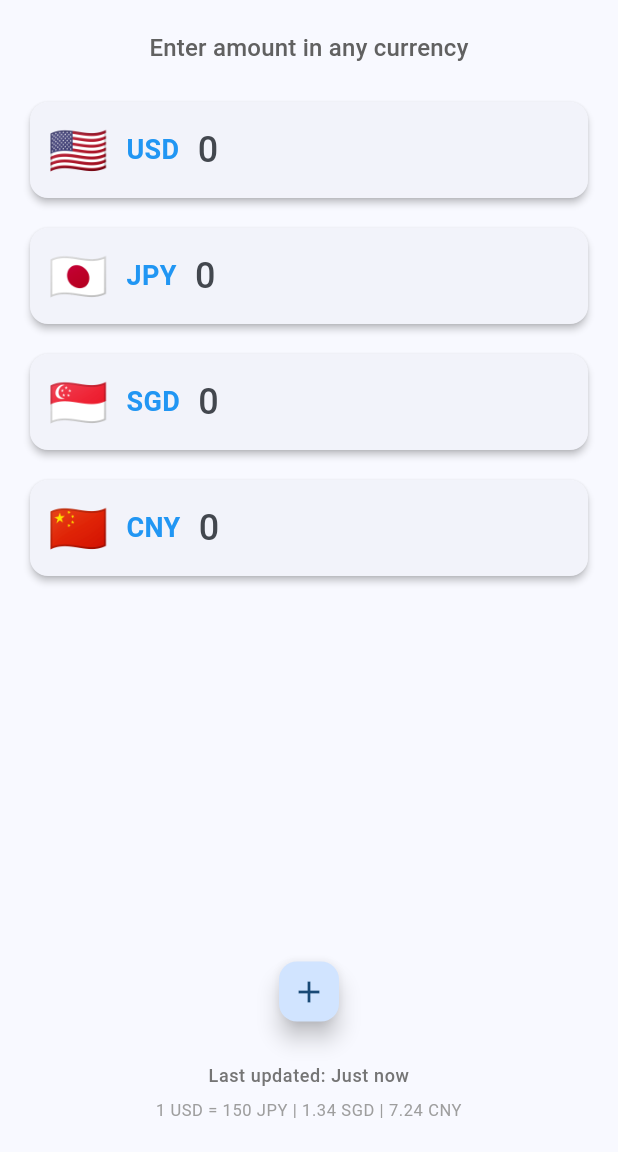
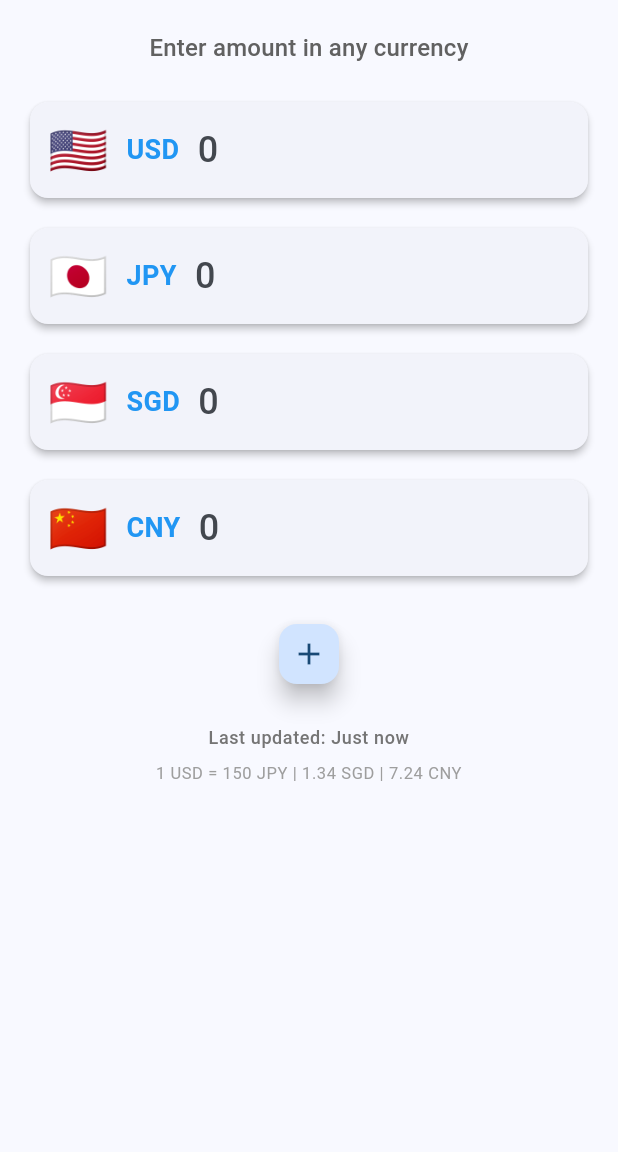
Before and after one commit to jzhu36/currency_exchange, a Flutter app: the screen it shows after launch, on a phone screen of 412 x 824 dp, the part 84-1236 px from its top. Run offline on Flutter 3.47's test engine with Material 3 defaults, Android fonts, the phone set to English and light mode, and no system bars; our stand-ins replace shared_preferences.

Commit message:
Major improvements: Layout, limits, and UX enhancements
- Add 20 currency maximum limit with warning message
- Remove success SnackBars for add/remove operations (cleaner UX)
- Move + button and rate info into scrollable footer
- Fix layout: content scrolls naturally, keyboard doesn't hide currencies
- Preserve currency values when adding new currency
- Footer (+ button, update time, rates) now part of ReorderableListView
- Better handling of many currencies - can scroll to see footer
- Use ReorderableListView with footer for better touch handling on physical devices

Fixes:
- Currency conversion now works correctly when adding new currencies
- Keyboard overlay no longer blocks currency fields
- Touch/gesture handling works properly on physical devices
- Bottom content stays in scrollable area, not fixed at bottom

```diff
--- a/lib/screens/converter_screen.dart
+++ b/lib/screens/converter_screen.dart
@@ -8,15 +8,6 @@ import 'package:intl/intl.dart';
 import 'add_currency_screen.dart';
 
 /// Main screen for currency conversion.
-///
-/// Features:
-/// - Dynamic currency list from user preferences
-/// - Real-time conversion as user types
-/// - Drag to reorder currencies (long press)
-/// - Drag to delete (drop on recycle bin)
-/// - Add currency button
-/// - Automatic daily rate updates with 24-hour cache
-/// - Display of last update time
 class ConverterScreen extends StatefulWidget {
   const ConverterScreen({super.key});
 
@@ -25,22 +16,13 @@ class ConverterScreen extends StatefulWidget {
 }
 
 class _ConverterScreenState extends State<ConverterScreen> {
-  // Dynamic currency management
   List<String> _currencies = [];
   Map<String, TextEditingController> _controllers = {};
   Map<String, FocusNode> _focusNodes = {};
-
-  // Track which currency was last edited by the user
   String _lastEditedCurrency = '';
-
-  // Flag to prevent circular updates
   bool _isUpdating = false;
-
-  // Exchange rate data
   DateTime? _lastUpdateTime;
   bool _isLoading = true;
-
-  // Drag and delete state
   bool _isDragging = false;
   String? _draggingCurrency;
 
@@ -50,27 +32,21 @@ class _ConverterScreenState extends State<ConverterScreen> {
     _initializeApp();
   }
 
-  /// Initialize app data.
   Future<void> _initializeApp() async {
     await _loadCurrencies();
     await _loadExchangeRates();
   }
 
-  /// Load user's selected currencies.
   Future<void> _loadCurrencies() async {
     final currencies = await CurrencyPreferencesService.getSelectedCurrencies();
     setState(() {
       _currencies = currencies;
       _setupControllersAndFocusNodes();
     });
-
-    // After loading currencies, update all fields based on existing values
     _updateAllFieldsFromExisting();
   }
 
-  /// Update all fields based on the first non-empty field.
   void _updateAllFieldsFromExisting() {
-    // Find first currency with a value
     for (final currency in _currencies) {
       final controller = _controllers[currency];
       if (controller != null && controller.text.isNotEmpty) {
@@ -84,9 +60,12 @@ class _ConverterScreenState extends State<ConverterScreen> {
     }
   }
 
-  /// Set up controllers and focus nodes for all currencies.
   void _setupControllersAndFocusNodes() {
-    // Clean up old controllers and focus nodes
+    final Map<String, String> existingValues = {};
+    for (var entry in _controllers.entries) {
+      existingValues[entry.key] = entry.value.text;
+    }
+
     for (var controller in _controllers.values) {
       controller.dispose();
     }
@@ -97,10 +76,13 @@ class _ConverterScreenState extends State<ConverterScreen> {
     _controllers.clear();
     _focusNodes.clear();
 
-    // Create new controllers and focus nodes
     for (final currency in _currencies) {
       final controller = TextEditingController();
       final focusNode = FocusNode();
+
+      if (existingValues.containsKey(currency)) {
+        controller.text = existingValues[currency]!;
+      }
 
       controller.addListener(() => _onAmountChanged(currency));
       focusNode.addListener(() {
@@ -112,7 +94,6 @@ class _ConverterScreenState extends State<ConverterScreen> {
     }
   }
 
-  /// Load exchange rates from service.
   Future<void> _loadExchangeRates() async {
     try {
       final data = await ExchangeRateService.getRates();
@@ -133,23 +114,18 @@ class _ConverterScreenState extends State<ConverterScreen> {
 
   @override
   void dispose() {
-    // Clean up controllers and focus nodes
     for (var controller in _controllers.values) {
       controller.dispose();
     }
     for (var focusNode in _focusNodes.values) {
       focusNode.dispose();
     }
-
     super.dispose();
   }
 
-  /// Called when any currency field's text changes.
   void _onAmountChanged(String currency) {
-    // Prevent recursive updates
     if (_isUpdating) return;
 
-    // Only update if this is the currency the user is actually editing
     if (_lastEditedCurrency == currency) {
       _isUpdating = true;
 
@@ -159,20 +135,14 @@ class _ConverterScreenState extends State<ConverterScreen> {
 
         final text = controller.text;
 
-        // If empty, clear all other fields
         if (text.isEmpty) {
           _clearAllExcept(currency);
           return;
         }
 
-        // Parse the amount
         final amount = double.tryParse(text);
-        if (amount == null) {
-          // Invalid number, don't update other fields
-          return;
-        }
+        if (amount == null) return;
 
-        // Update all other fields with converted amounts
         _updateOtherFields(currency, amount);
       } finally {
         _isUpdating = false;
@@ -180,7 +150,6 @@ class _ConverterScreenState extends State<ConverterScreen> {
     }
   }
 
-  /// Clears all fields except the specified currency.
   void _clearAllExcept(String exceptCurrency) {
     for (final currency in _currencies) {
       if (currency != exceptCurrency) {
@@ -195,26 +164,22 @@ class _ConverterScreenState extends State<ConverterScreen> {
     }
   }
 
-  /// Updates all currency fields except the source currency.
   void _updateOtherFields(String sourceCurrency, double amount) {
     for (final targetCurrency in _currencies) {
       if (targetCurrency == sourceCurrency) continue;
 
       try {
-        // Convert the amount to the target currency
         final convertedAmount = CurrencyConverter.convert(
           amount,
           sourceCurrency,
           targetCurrency,
         );
 
-        // Format according to currency rules
         final formatted = CurrencyConverter.formatAmount(
           convertedAmount,
           targetCurrency,
         );
 
-        // Update the controller without triggering its listener
         final controller = _controllers[targetCurrency];
         if (controller != null) {
           controller.value = controller.value.copyWith(
@@ -223,13 +188,11 @@ class _ConverterScreenState extends State<ConverterScreen> {
           );
         }
       } catch (e) {
-        // Currency conversion failed - skip this currency
         print('Failed to convert $sourceCurrency to $targetCurrency: $e');
       }
     }
   }
 
-  /// Handle currency reordering.
   void _onReorder(int oldIndex, int newIndex) async {
     setState(() {
       if (oldIndex < newIndex) {
@@ -238,51 +201,35 @@ class _ConverterScreenState extends State<ConverterScreen> {
       final currency = _currencies.removeAt(oldIndex);
       _currencies.insert(newIndex, currency);
     });
-
-    // Save to preferences
     await CurrencyPreferencesService.saveSelectedCurrencies(_currencies);
   }
 
-  /// Handle currency deletion (dropped on delete zone).
   Future<void> _onCurrencyDeleted(String currency) async {
     final success = await CurrencyPreferencesService.removeCurrency(currency);
 
     if (success) {
-      // Remove from local list
       setState(() {
         _currencies.remove(currency);
-
-        // Clean up controller and focus node
         _controllers[currency]?.dispose();
         _controllers.remove(currency);
         _focusNodes[currency]?.dispose();
         _focusNodes.remove(currency);
       });
-
-      if (mounted) {
-        ScaffoldMessenger.of(context).showSnackBar(
-          SnackBar(
-            content: Text('$currency removed'),
-            duration: const Duration(seconds: 2),
-            backgroundColor: Colors.orange[700],
-          ),
-        );
-      }
-    } else {
-      if (mounted) {
-        ScaffoldMessenger.of(context).showSnackBar(
-          const SnackBar(
-            content: Text('Cannot remove last currency'),
-            duration: Duration(seconds: 2),
-            backgroundColor: Colors.red,
-          ),
-        );
-      }
     }
   }
 
-  /// Navigate to add currency screen.
   Future<void> _navigateToAddCurrency() async {
+    if (_currencies.length >= 20) {
+      ScaffoldMessenger.of(context).showSnackBar(
+        const SnackBar(
+          content: Text('Maximum 20 currencies allowed'),
+          duration: Duration(seconds: 2),
+          backgroundColor: Colors.orange,
+        ),
+      );
+      return;
+    }
+
     final result = await Navigator.of(context).push<String>(
       MaterialPageRoute(
         builder: (context) => const AddCurrencyScreen(),
@@ -290,25 +237,11 @@ class _ConverterScreenState extends State<ConverterScreen> {
     );
 
     if (result != null) {
-      // Currency was added, reload the list
       await _loadCurrencies();
-
-      // Reload rates to ensure we have the rate for the new currency
       await _loadExchangeRates();
-
-      if (mounted) {
-        ScaffoldMessenger.of(context).showSnackBar(
-          SnackBar(
-            content: Text('$result added'),
-            duration: const Duration(seconds: 2),
-            backgroundColor: Colors.green[700],
-          ),
-        );
-      }
     }
   }
 
-  /// Format the last update time.
   String _formatUpdateTime(DateTime? time) {
     if (time == null) return 'Never';
 
@@ -339,12 +272,9 @@ class _ConverterScreenState extends State<ConverterScreen> {
           ? const Center(child: CircularProgressIndicator())
           : Stack(
               children: [
-                // Main content
                 Column(
                   children: [
                     const SizedBox(height: 20),
-
-                    // Header text
                     Padding(
                       padding: const EdgeInsets.symmetric(horizontal: 16.0),
                       child: Text(
@@ -355,19 +285,68 @@ class _ConverterScreenState extends State<ConverterScreen> {
                         textAlign: TextAlign.center,
                       ),
                     ),
-
                     const SizedBox(height: 20),
 
-                    // Currency list with reordering
-                    Expanded(
-                      child: Column(
-                        children: [
                     Expanded(
                       child: ReorderableListView.builder(
-                              padding: const EdgeInsets.symmetric(horizontal: 16.0),
-                              itemCount: _currencies.length,
+                        padding: const EdgeInsets.fromLTRB(16, 0, 16, 16),
+                        buildDefaultDragHandles: false,
+                        itemCount: _currencies.length + 1,
                         onReorder: _onReorder,
+                        footer: Column(
+                          key: const ValueKey('footer'),
+                          children: [
+                            const SizedBox(height: 12),
+                            Center(
+                              child: FloatingActionButton(
+                                onPressed: _navigateToAddCurrency,
+                                mini: true,
+                                heroTag: null,
+                                child: const Icon(Icons.add),
+                              ),
+                            ),
+                            const SizedBox(height: 24),
+                            Text(
+                              'Last updated: ${_formatUpdateTime(_lastUpdateTime)}',
+                              style: Theme.of(context).textTheme.bodySmall?.copyWith(
+                                    color: Colors.grey[600],
+                                    fontWeight: FontWeight.w500,
+                                  ),
+                              textAlign: TextAlign.center,
+                            ),
+                            const SizedBox(height: 8),
+                            Builder(
+                              builder: (context) {
+                                final rates = CurrencyConverter.getRates();
+                                final usdRate = rates['USD'] ?? 1.0;
+                                final rateTexts = _currencies.where((c) => c != 'USD').map((c) {
+                                  final rate = rates[c];
+                                  if (rate != null) {
+                                    final decimals = CurrencyData.getDecimalPlaces(c);
+                                    return '${(rate / usdRate).toStringAsFixed(decimals)} $c';
+                                  }
+                                  return '';
+                                }).where((s) => s.isNotEmpty).join(' | ');
+                                return Text(
+                                  rateTexts.isEmpty ? '1 USD = Base currency' : '1 USD = $rateTexts',
+                                  style: Theme.of(context).textTheme.bodySmall?.copyWith(
+                                        color: Colors.grey[500],
+                                        fontSize: 11,
+                                      ),
+                                  textAlign: TextAlign.center,
+                                  maxLines: 5,
+                                  overflow: TextOverflow.ellipsis,
+                                );
+                              },
+                            ),
+                            SizedBox(height: MediaQuery.of(context).padding.bottom + 20),
+                          ],
+                        ),
                         itemBuilder: (context, index) {
+                          if (index == _currencies.length) {
+                            return const SizedBox.shrink(key: ValueKey('spacer'));
+                          }
+
                           final currency = _currencies[index];
                           final controller = _controllers[currency];
                           final focusNode = _focusNodes[currency];
@@ -376,15 +355,17 @@ class _ConverterScreenState extends State<ConverterScreen> {
                             return const SizedBox.shrink(key: ValueKey('empty'));
                           }
 
-                                return LongPressDraggable<String>(
+                          return ReorderableDragStartListener(
                             key: ValueKey(currency),
+                            index: index,
+                            child: LongPressDraggable<String>(
                               data: currency,
                               feedback: Opacity(
                                 opacity: 0.8,
                                 child: Material(
                                   elevation: 8,
                                   borderRadius: BorderRadius.circular(12),
-                                      child: Container(
+                                  child: SizedBox(
                                     width: MediaQuery.of(context).size.width - 32,
                                     child: CurrencyInputField(
                                       currencyCode: currency,
@@ -422,81 +403,14 @@ class _ConverterScreenState extends State<ConverterScreen> {
                                   focusNode: focusNode,
                                 ),
                               ),
+                            ),
                           );
                         },
                       ),
                     ),
-
-                          // Add Currency button - simple + icon right below currencies
-                          Padding(
-                            padding: const EdgeInsets.symmetric(horizontal: 16.0, vertical: 12.0),
-                            child: Center(
-                              child: FloatingActionButton(
-                                onPressed: _navigateToAddCurrency,
-                                mini: true,
-                                child: const Icon(Icons.add),
-                                tooltip: 'Add Currency',
-                              ),
-                            ),
-                          ),
-                        ],
-                      ),
-                    ),
-
-                    const SizedBox(height: 12),
-
-                    // Footer with rate info
-                    Padding(
-                      padding: const EdgeInsets.symmetric(horizontal: 16.0),
-                      child: Text(
-                        'Last updated: ${_formatUpdateTime(_lastUpdateTime)}',
-                        style: Theme.of(context).textTheme.bodySmall?.copyWith(
-                              color: Colors.grey[600],
-                              fontWeight: FontWeight.w500,
-                            ),
-                        textAlign: TextAlign.center,
-                      ),
-                    ),
-
-                    const SizedBox(height: 8),
-
-                    // Display current rates - show all selected currencies
-                    Padding(
-                      padding: const EdgeInsets.symmetric(horizontal: 16.0),
-                      child: Builder(
-                        builder: (context) {
-                          final rates = CurrencyConverter.getRates();
-                          final usdRate = rates['USD'] ?? 1.0;
-
-                          final rateTexts = _currencies.where((c) => c != 'USD').map((c) {
-                            final rate = rates[c];
-                            if (rate != null) {
-                              final decimals = CurrencyData.getDecimalPlaces(c);
-                              return '${(rate / usdRate).toStringAsFixed(decimals)} $c';
-                            }
-                            return '';
-                          }).where((s) => s.isNotEmpty).join(' | ');
-
-                          return Text(
-                            rateTexts.isEmpty ? '1 USD = Base currency' : '1 USD = $rateTexts',
-                            style: Theme.of(context).textTheme.bodySmall?.copyWith(
-                                  color: Colors.grey[500],
-                                  fontSize: 11,
-                                ),
-                            textAlign: TextAlign.center,
-                            maxLines: 3,
-                            overflow: TextOverflow.ellipsis,
-                          );
-                        },
-                      ),
-                    ),
-
-                    // Extra padding for navigation buttons
-                    SizedBox(height: MediaQuery.of(context).padding.bottom + 20),
                   ],
                 ),
 
-                // Delete zone (recycle bin) - appears during dragging
                 if (_isDragging)
                   Positioned(
                     bottom: 0,
```
Lines whose indentation alone changed are shown as unchanged.
